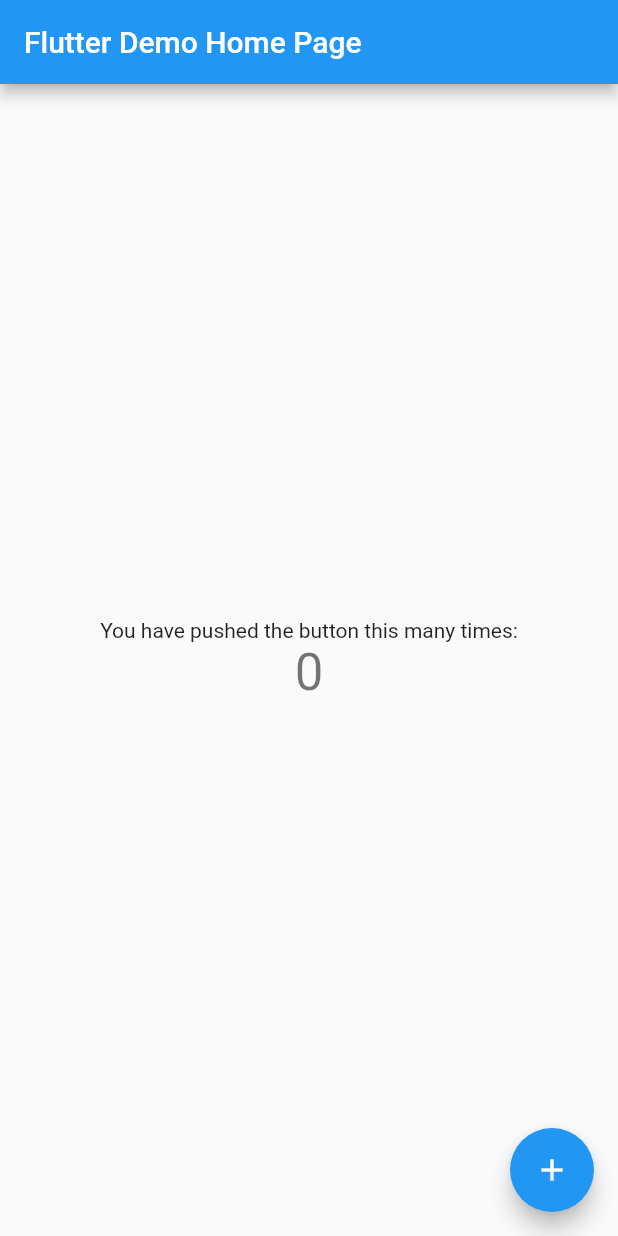
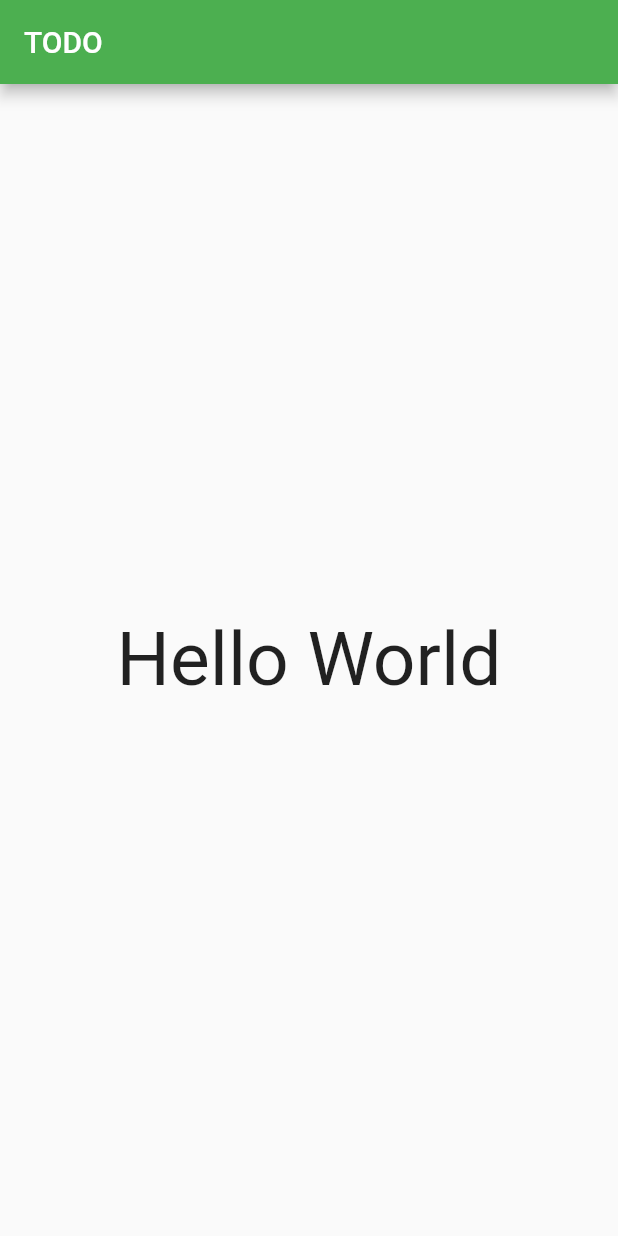
Before and after one commit to Wansuko-cmd/flutter-todo, a Flutter app: the screen it shows after launch, on a phone screen of 412 x 824 dp. Run offline on Flutter 3.47's test engine with Material 2 defaults, Android fonts, the phone set to English and light mode, and no system bars.

Commit message:
[add] HelloWorldを追加

```diff
--- a/lib/main.dart
+++ b/lib/main.dart
@@ -1,4 +1,5 @@
 import 'package:flutter/material.dart';
+import 'package:todo_app/todo_list/todo_list.dart';
 
 void main() {
   runApp(MyApp());
@@ -9,105 +10,16 @@ class MyApp extends StatelessWidget {
   @override
   Widget build(BuildContext context) {
     return MaterialApp(
-      title: 'Flutter Demo',
-      theme: ThemeData(
-        // This is the theme of your application.
-        //
-        // Try running your application with "flutter run". You'll see the
-        // application has a blue toolbar. Then, without quitting the app, try
-        // changing the primarySwatch below to Colors.green and then invoke
-        // "hot reload" (press "r" in the console where you ran "flutter run",
-        // or simply save your changes to "hot reload" in a Flutter IDE).
-        // Notice that the counter didn't reset back to zero; the application
-        // is not restarted.
-        primarySwatch: Colors.blue,
+      title: 'TODO',
+      home: Scaffold(
+        appBar: AppBar(
+          title: Text(
+            'TODO',
+          ),
+          backgroundColor: Colors.green,
+        ),
+        body: TodoList()
       ),
-      home: MyHomePage(title: 'Flutter Demo Home Page'),
     );
   }
 }
-
-class MyHomePage extends StatefulWidget {
-  MyHomePage({Key key, this.title}) : super(key: key);
-
-  // This widget is the home page of your application. It is stateful, meaning
-  // that it has a State object (defined below) that contains fields that affect
-  // how it looks.
-
-  // This class is the configuration for the state. It holds the values (in this
-  // case the title) provided by the parent (in this case the App widget) and
-  // used by the build method of the State. Fields in a Widget subclass are
-  // always marked "final".
-
-  final String title;
-
-  @override
-  _MyHomePageState createState() => _MyHomePageState();
-}
-
-class _MyHomePageState extends State<MyHomePage> {
-  int _counter = 0;
-
-  void _incrementCounter() {
-    setState(() {
-      // This call to setState tells the Flutter framework that something has
-      // changed in this State, which causes it to rerun the build method below
-      // so that the display can reflect the updated values. If we changed
-      // _counter without calling setState(), then the build method would not be
-      // called again, and so nothing would appear to happen.
-      _counter++;
-    });
-  }
-
-  @override
-  Widget build(BuildContext context) {
-    // This method is rerun every time setState is called, for instance as done
-    // by the _incrementCounter method above.
-    //
-    // The Flutter framework has been optimized to make rerunning build methods
-    // fast, so that you can just rebuild anything that needs updating rather
-    // than having to individually change instances of widgets.
-    return Scaffold(
-      appBar: AppBar(
-        // Here we take the value from the MyHomePage object that was created by
-        // the App.build method, and use it to set our appbar title.
-        title: Text(widget.title),
-      ),
-      body: Center(
-        // Center is a layout widget. It takes a single child and positions it
-        // in the middle of the parent.
-        child: Column(
-          // Column is also a layout widget. It takes a list of children and
-          // arranges them vertically. By default, it sizes itself to fit its
-          // children horizontally, and tries to be as tall as its parent.
-          //
-          // Invoke "debug painting" (press "p" in the console, choose the
-          // "Toggle Debug Paint" action from the Flutter Inspector in Android
-          // Studio, or the "Toggle Debug Paint" command in Visual Studio Code)
-          // to see the wireframe for each widget.
-          //
-          // Column has various properties to control how it sizes itself and
-          // how it positions its children. Here we use mainAxisAlignment to
-          // center the children vertically; the main axis here is the vertical
-          // axis because Columns are vertical (the cross axis would be
-          // horizontal).
-          mainAxisAlignment: MainAxisAlignment.center,
-          children: <Widget>[
-            Text(
-              'You have pushed the button this many times:',
-            ),
-            Text(
-              '$_counter',
-              style: Theme.of(context).textTheme.headline4,
-            ),
-          ],
-        ),
-      ),
-      floatingActionButton: FloatingActionButton(
-        onPressed: _incrementCounter,
-        tooltip: 'Increment',
-        child: Icon(Icons.add),
-      ), // This trailing comma makes auto-formatting nicer for build methods.
-    );
-  }
-}
--- /dev/null
+++ b/lib/todo_list/todo_list.dart
@@ -0,0 +1,7 @@
+import 'package:flutter/material.dart';
+import 'package:todo_app/todo_list/todo_list_state.dart';
+
+class TodoList extends StatefulWidget{
+  @override
+  State<StatefulWidget> createState() => TodoListState();
+}
--- /dev/null
+++ b/lib/todo_list/todo_list_state.dart
@@ -0,0 +1,18 @@
+import 'package:flutter/material.dart';
+import 'package:todo_app/todo_list/todo_list.dart';
+
+class TodoListState extends State<TodoList>{
+  @override
+  Widget build(BuildContext context) {
+    return Scaffold(
+      body: Center(
+        child: Text(
+          'Hello World',
+          style: TextStyle(
+            fontSize: 50
+          ),
+        ),
+      )
+    );
+  }
+}
```
Also changed, not shown: lib/content.dart (added).
